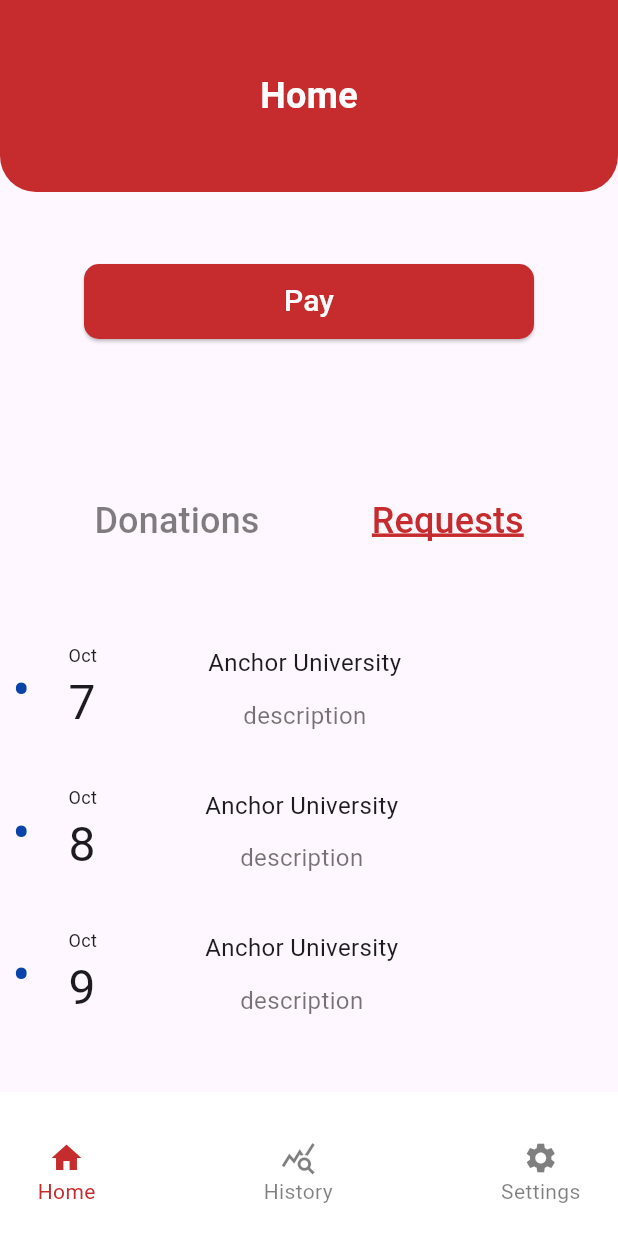
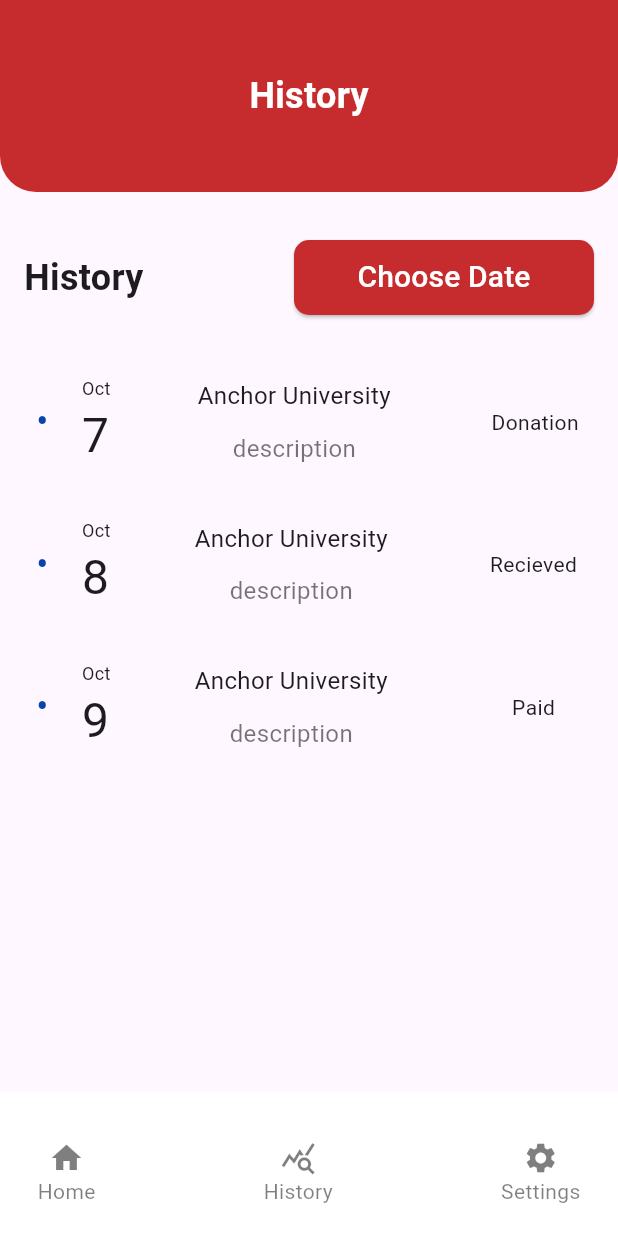
Before and after one commit to Ali-Hubail/BDMS, a Flutter app: the screen it shows after launch, on a phone screen of 412 x 824 dp. Run offline on Flutter 3.47's test engine with Material 3 defaults, Android fonts, the phone set to English and light mode, and no system bars.

Commit message:
finish history page

```diff
--- a/bdms/lib/common_widgets/event_item.dart
+++ b/bdms/lib/common_widgets/event_item.dart
@@ -7,12 +7,14 @@ class EventItem extends StatelessWidget {
       required this.day,
       required this.month,
       required this.title,
-      required this.description});
+      required this.description,
+      this.states});
   int? day;
   String? month;
   String? title;
   String? description;
   String? bulletPoint;
+  final String? states;
 
   @override
   Widget build(BuildContext context) {
@@ -20,20 +22,16 @@ class EventItem extends StatelessWidget {
       padding: const EdgeInsets.all(8.0),
       child: Row(
         children: [
-          const SizedBox(
-            height: 12,
-          ),
           const Text(
             "\u2022 ",
             style:
-                TextStyle(fontSize: 36, color: Color.fromARGB(255, 9, 68, 170)),
+                TextStyle(fontSize: 24, color: Color.fromARGB(255, 9, 68, 170)),
           ),
           const SizedBox(
             width: 16,
           ),
           Column(
-            crossAxisAlignment: CrossAxisAlignment
-                .start, // Align children to the start of the column
+            crossAxisAlignment: CrossAxisAlignment.start,
             children: [
               Text(
                 month!,
@@ -46,11 +44,10 @@ class EventItem extends StatelessWidget {
             ],
           ),
           const SizedBox(
-            width: 72,
+            width: 56,
           ),
           Column(
-            crossAxisAlignment: CrossAxisAlignment
-                .center, // Center align the children horizontally
+            crossAxisAlignment: CrossAxisAlignment.center,
             children: [
               Text(
                 title!,
@@ -67,6 +64,14 @@ class EventItem extends StatelessWidget {
               ),
             ],
           ),
+          const Spacer(),
+          Expanded(
+            child: Center(
+              child: Text(
+                states ?? " ",
+              ),
+            ),
+          ),
         ],
       ),
     );
--- a/bdms/lib/main.dart
+++ b/bdms/lib/main.dart
@@ -1,3 +1,4 @@
+import 'package:bdms/presentation/dr_rp_history/dr_rp_history.dart';
 import 'package:bdms/presentation/dr_rp_home/dr_rp_home.dart';
 import 'package:flutter/material.dart';
 
@@ -11,7 +12,7 @@ class MyApp extends StatelessWidget {
   @override
   Widget build(BuildContext context) {
     return const MaterialApp(
-      home: DrRpHomeScreen(),
+      home: DrRpHistoryScreen(),
     );
   }
 }
--- /dev/null
+++ b/bdms/lib/presentation/dr_rp_history/dr_rp_history.dart
@@ -0,0 +1,70 @@
+import 'package:bdms/common_widgets/custom_app_bar.dart';
+import 'package:bdms/common_widgets/custom_bottom_navigation_bar.dart';
+import 'package:bdms/common_widgets/event_item.dart';
+import 'package:bdms/common_widgets/primary_button.dart';
+import 'package:flutter/material.dart';
+
+class DrRpHistoryScreen extends StatelessWidget {
+  const DrRpHistoryScreen({super.key});
+
+  @override
+  Widget build(BuildContext context) {
+    return Scaffold(
+      appBar: const CustomAppBar(title: "History"),
+      bottomNavigationBar: const CustomBottomNavigationBar(index: 1),
+      body: Padding(
+        padding: const EdgeInsets.only(left: 16, right: 16, top: 32),
+        child: Column(
+          children: [
+            SizedBox(
+              child: Row(
+                mainAxisAlignment: MainAxisAlignment.spaceBetween,
+                children: [
+                  const SizedBox(
+                    width: 100,
+                    child: Text(
+                      'History',
+                      style:
+                          TextStyle(fontSize: 24, fontWeight: FontWeight.bold),
+                    ),
+                  ),
+                  PrimaryButton(text: 'Choose Date', onPressed: () {}),
+                ],
+              ),
+            ),
+            const SizedBox(height: 32),
+            Expanded(
+              child: ListView(
+                children: [
+                  EventItem(
+                    day: 7,
+                    month: 'Oct',
+                    title: 'Anchor University ',
+                    description: 'description',
+                    states: 'Donation',
+                  ),
+                  const SizedBox(height: 16),
+                  EventItem(
+                    day: 8,
+                    month: "Oct",
+                    title: 'Anchor University',
+                    description: 'description',
+                    states: 'Recieved',
+                  ),
+                  const SizedBox(height: 16),
+                  EventItem(
+                    day: 9,
+                    month: "Oct",
+                    title: 'Anchor University',
+                    description: 'description',
+                    states: 'Paid',
+                  )
+                ],
+              ),
+            ),
+          ],
+        ),
+      ),
+    );
+  }
+}
```
